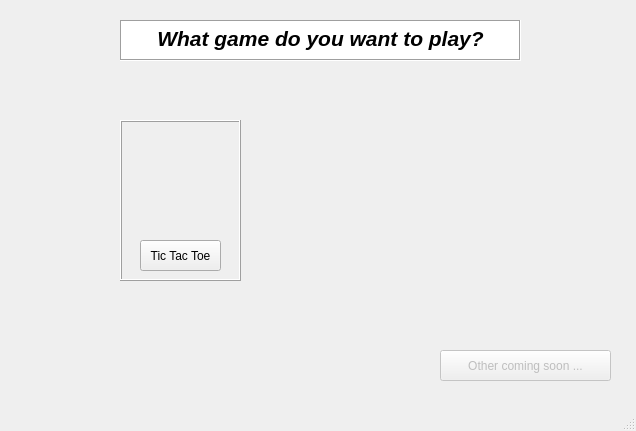
Before: the Qt Designer form mainwindow.ui in mataruzz/ArcadePlayground, drawn with Qt 5.
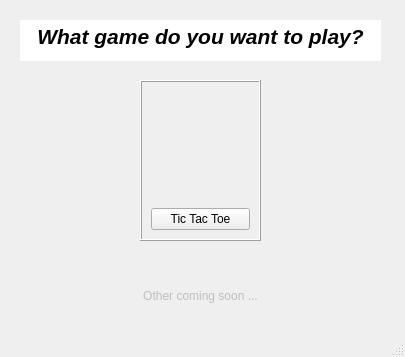
After: the same form once the commit is applied. Icons and pictures are not drawn.

```diff
--- a/mainwindow.ui
+++ b/mainwindow.ui
@@ -6,8 +6,8 @@
    <rect>
     <x>0</x>
     <y>0</y>
-    <width>636</width>
-    <height>431</height>
+    <width>405</width>
+    <height>357</height>
    </rect>
   </property>
   <property name="windowTitle">
@@ -20,9 +20,9 @@
     </property>
     <property name="geometry">
      <rect>
-      <x>440</x>
-      <y>350</y>
-      <width>171</width>
+      <x>130</x>
+      <y>280</y>
+      <width>141</width>
       <height>31</height>
      </rect>
     </property>
@@ -39,20 +39,26 @@
      <bool>false</bool>
     </property>
     <property name="flat">
-     <bool>false</bool>
+     <bool>true</bool>
     </property>
    </widget>
    <widget class="QTextEdit" name="textEdit">
     <property name="geometry">
      <rect>
-      <x>120</x>
+      <x>20</x>
       <y>20</y>
-      <width>401</width>
+      <width>361</width>
       <height>41</height>
      </rect>
     </property>
     <property name="frameShape">
-     <enum>QFrame::Box</enum>
+     <enum>QFrame::NoFrame</enum>
+    </property>
+    <property name="verticalScrollBarPolicy">
+     <enum>Qt::ScrollBarAlwaysOff</enum>
+    </property>
+    <property name="horizontalScrollBarPolicy">
+     <enum>Qt::ScrollBarAlwaysOff</enum>
     </property>
     <property name="readOnly">
      <bool>true</bool>
@@ -71,8 +77,8 @@
    <widget class="QFrame" name="frame">
     <property name="geometry">
      <rect>
-      <x>120</x>
-      <y>120</y>
+      <x>140</x>
+      <y>80</y>
       <width>121</width>
       <height>161</height>
      </rect>
@@ -89,49 +95,52 @@
     <property name="frameShadow">
      <enum>QFrame::Raised</enum>
     </property>
-    <widget class="QPushButton" name="TicTacToeButton">
-     <property name="geometry">
-      <rect>
-       <x>20</x>
-       <y>120</y>
-       <width>81</width>
-       <height>31</height>
-      </rect>
+    <property name="midLineWidth">
+     <number>0</number>
+    </property>
+    <layout class="QVBoxLayout" name="verticalLayout" stretch="0,0">
+     <property name="spacing">
+      <number>17</number>
      </property>
-     <property name="text">
-      <string>Tic Tac Toe</string>
+     <property name="sizeConstraint">
+      <enum>QLayout::SetDefaultConstraint</enum>
      </property>
-     <property name="iconSize">
-      <size>
-       <width>40</width>
-       <height>40</height>
-      </size>
-     </property>
-    </widget>
-    <widget class="QLabel" name="label">
-     <property name="geometry">
-      <rect>
-       <x>20</x>
-       <y>30</y>
-       <width>81</width>
-       <height>71</height>
-      </rect>
-     </property>
-     <property name="text">
-      <string/>
-     </property>
-     <property name="pixmap">
-      <pixmap resource="resources.qrc">:/Images/TicTacToe/tic_tac_toe_game.png</pixmap>
-     </property>
-     <property name="scaledContents">
-      <bool>true</bool>
-     </property>
-    </widget>
+     <item>
+      <widget class="QLabel" name="label">
+       <property name="text">
+        <string/>
+       </property>
+       <property name="pixmap">
+        <pixmap resource="resources.qrc">:/Images/TicTacToe/tic_tac_toe_game.png</pixmap>
+       </property>
+       <property name="scaledContents">
+        <bool>true</bool>
+       </property>
+       <property name="wordWrap">
+        <bool>false</bool>
+       </property>
+      </widget>
+     </item>
+     <item>
+      <widget class="QPushButton" name="TicTacToeButton">
+       <property name="text">
+        <string>Tic Tac Toe</string>
+       </property>
+       <property name="iconSize">
+        <size>
+         <width>40</width>
+         <height>40</height>
+        </size>
+       </property>
+      </widget>
+     </item>
+    </layout>
    </widget>
    <zorder>frame</zorder>
    <zorder>pushButton_2</zorder>
    <zorder>textEdit</zorder>
   </widget>
+  <widget class="QStatusBar" name="statusbar"/>
   <widget class="QMenuBar" name="menubar">
    <property name="geometry">
     <rect>
@@ -142,7 +151,6 @@
     </rect>
    </property>
   </widget>
-  <widget class="QStatusBar" name="statusbar"/>
  </widget>
  <resources>
   <include location="resources.qrc"/>
```
Left out of the diff: 4 changed lines with no effect on the pictures.
